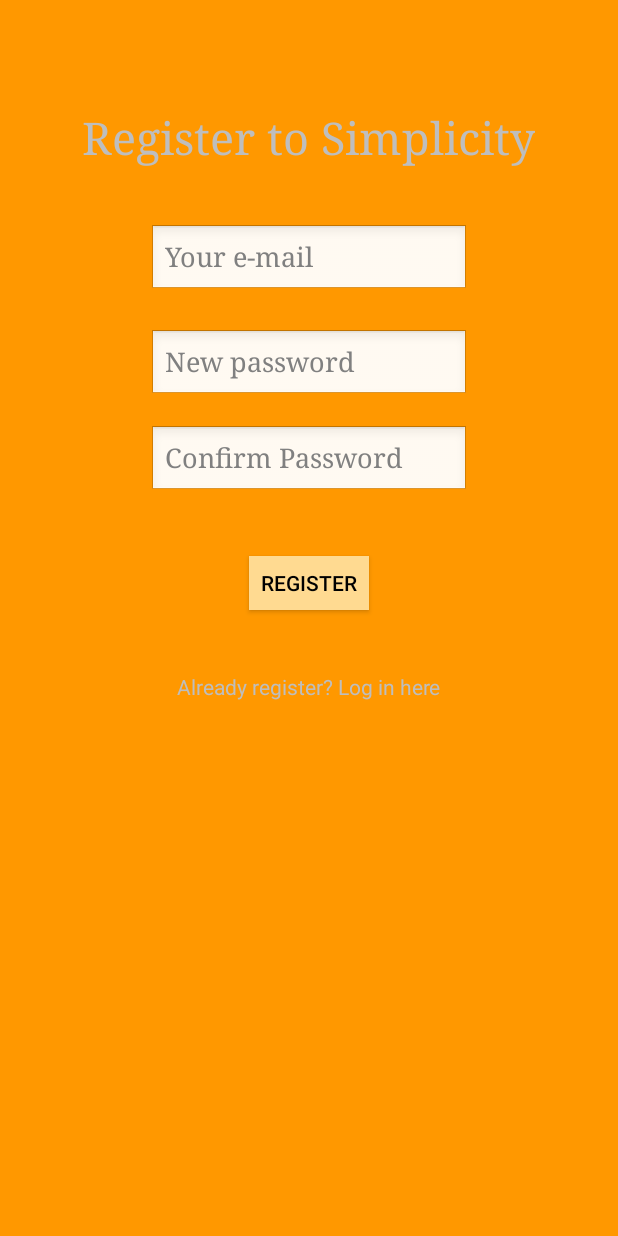
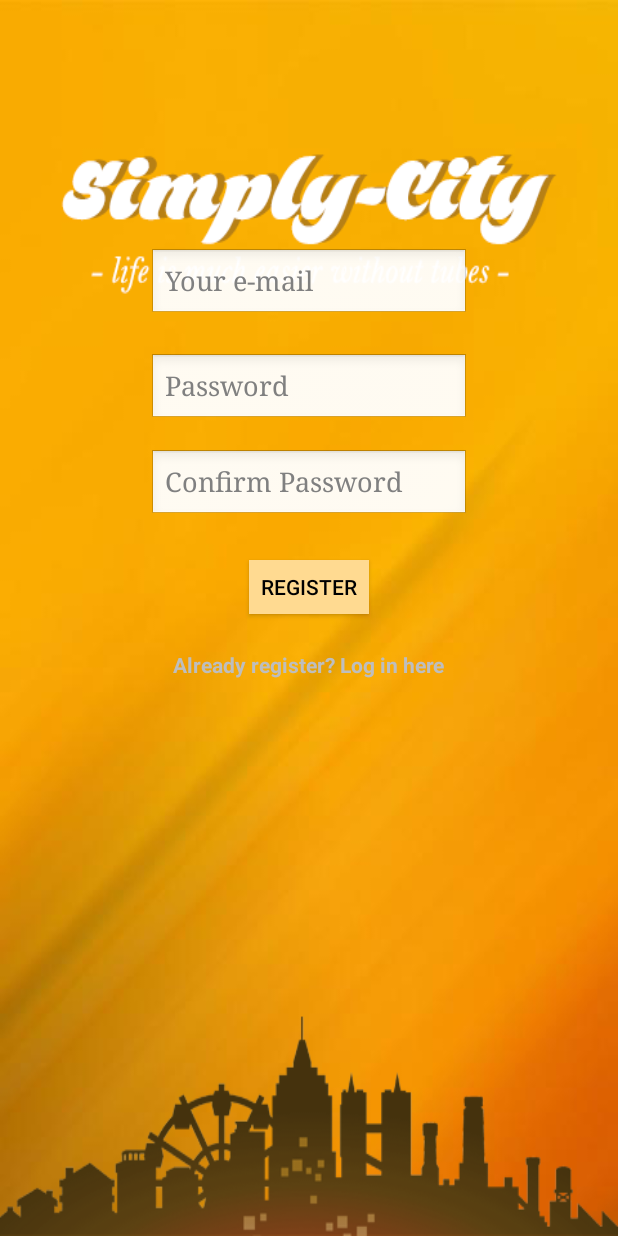
Before and after one commit to ramosjanoah/Simplicity, an Android app: the RegisterActivity screen opened directly, with no data from a screen before it, on a phone screen of 412 x 824 dp. Run offline under Robolectric (Android 15) with nearby library versions, the phone set to English and light mode, and no system bars; our stand-ins replace Firebase (no records; nobody signed in at launch, a user with empty details on screens opened directly).

Commit message:
interface for login and register ketje

```diff
--- a/app/src/main/res/layout/activity_register.xml
+++ b/app/src/main/res/layout/activity_register.xml
@@ -7,11 +7,12 @@
     android:paddingLeft="@dimen/activity_horizontal_margin"
     android:paddingRight="@dimen/activity_horizontal_margin"
     android:paddingTop="@dimen/activity_vertical_margin"
-    android:background="@color/colorPrimaryDark"
+    android:background="@drawable/logo3"
     tools:context="com.example.ramosjanoah.simplicity.LoginActivity"
     android:theme="@android:style/Theme.NoTitleBar.Fullscreen"
     android:layout_width="match_parent">
 
+    <!--
     <TextView
         android:text="Register to Simplicity"
         android:layout_width="wrap_content"
@@ -22,7 +23,19 @@
         android:layout_centerHorizontal="true"
         android:layout_marginTop="55dp"
         android:fontFamily="serif" />
+    -->
 
+    <EditText
+        android:layout_width="wrap_content"
+        android:layout_height="wrap_content"
+        android:inputType="textEmailAddress"
+        android:ems="10"
+        android:layout_marginTop="149dp"
+        android:id="@+id/EmailTextFieldRegister"
+        android:hint="Your e-mail"
+        android:fontFamily="serif"
+        android:layout_alignParentTop="true"
+        android:layout_centerHorizontal="true" />
 
     <EditText
         android:layout_width="wrap_content"
@@ -35,16 +48,7 @@
         android:layout_alignLeft="@+id/EmailTextFieldRegister"
         android:layout_alignStart="@+id/EmailTextFieldRegister"
         android:fontFamily="serif"
-        android:hint="New password" />
-
-    <TextView
-        android:text="Already register? Log in here"
-        android:layout_width="wrap_content"
-        android:layout_height="wrap_content"
-        android:layout_below="@+id/RegisterButtonRegister"
-        android:layout_centerHorizontal="true"
-        android:layout_marginTop="35dp"
-        android:id="@+id/AlreadyRegister" />
+        android:hint="Password" />
 
     <EditText
         android:layout_width="wrap_content"
@@ -59,18 +63,6 @@
         android:layout_alignStart="@+id/PasswordTextField"
         android:fontFamily="serif" />
 
-    <EditText
-        android:layout_width="wrap_content"
-        android:layout_height="wrap_content"
-        android:inputType="textEmailAddress"
-        android:ems="10"
-        android:layout_marginTop="38dp"
-        android:id="@+id/EmailTextFieldRegister"
-        android:hint="Your e-mail"
-        android:fontFamily="serif"
-        android:layout_below="@+id/RegisterLabel"
-        android:layout_centerHorizontal="true" />
-
     <Button
         android:text="Register"
         android:layout_width="wrap_content"
@@ -78,8 +70,18 @@
         style="@style/Widget.AppCompat.Button.Colored"
         android:id="@+id/RegisterButtonRegister"
         android:onClick="goRegister (LoginActivity)"
-        android:layout_marginTop="33dp"
+        android:layout_marginTop="20dp"
         android:layout_below="@+id/ConfirmPassword"
+        android:layout_centerHorizontal="true" />
+
+    <TextView
+        android:text="Already register? Log in here"
+        android:textStyle="bold"
+        android:layout_width="wrap_content"
+        android:layout_height="wrap_content"
+        android:layout_marginTop="18dp"
+        android:id="@+id/AlreadyRegister"
+        android:layout_below="@+id/RegisterButtonRegister"
         android:layout_centerHorizontal="true" />
 
 
```
Also changed, not shown: app/src/main/res/layout/activity_main.xml (+14 -9 lines), app/src/main/bg-web.png (added), app/src/main/res/drawable-hdpi/logo2.png (added), app/src/main/res/drawable-hdpi/logo3.png (added), app/src/main/res/drawable-mdpi/logo2.png (added), app/src/main/res/drawable-mdpi/logo3.png (added), app/src/main/res/drawable-xhdpi/logo2.png (added), app/src/main/res/drawable-xhdpi/logo3.png (added), app/src/main/res/drawable-xxhdpi/logo2.png (added), app/src/main/res/drawable-xxhdpi/logo3.png (added), app/src/main/res/drawable-xxxhdpi/logo2.png (added), app/src/main/res/drawable-xxxhdpi/logo3.png (added).
